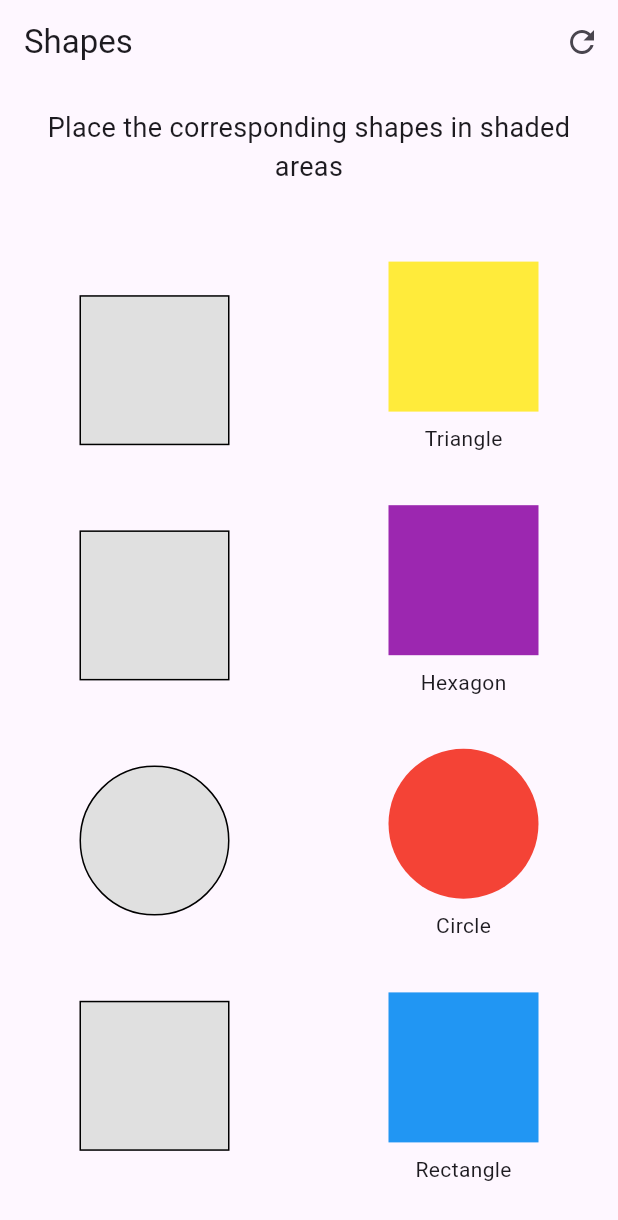
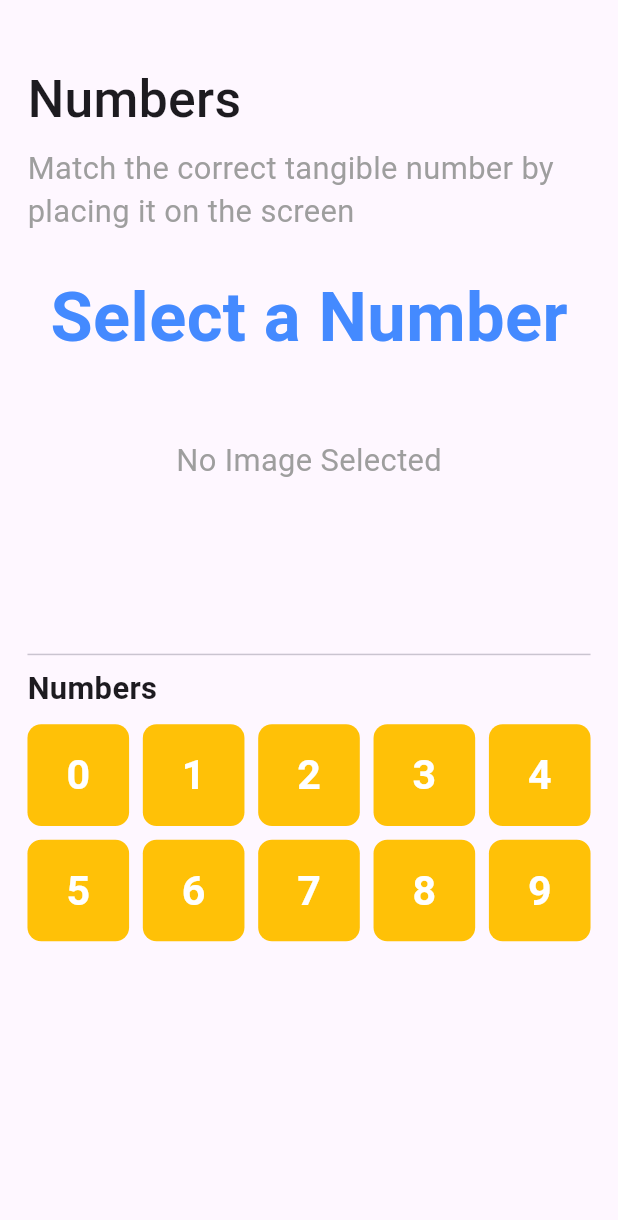
Before and after one commit to aniruddhaahale/StudybyBuddy, a Flutter app: the screen it shows after launch, on a phone screen of 412 x 824 dp. Shown: the top 1220 px of the screen. Run offline on Flutter 3.47's test engine with Material 3 defaults, Android fonts, the phone set to English and light mode, and no system bars; our stand-ins replace flutter_screenutil.

Commit message:
Number Game Added

```diff
--- /dev/null
+++ b/lib/Number.dart
@@ -0,0 +1,164 @@
+import 'package:flutter/material.dart';
+import 'package:flutter_screenutil/flutter_screenutil.dart';
+
+class NumberGame extends StatefulWidget {
+  const NumberGame({super.key});
+
+  @override
+  State<NumberGame> createState() => _NumberGameState();
+}
+
+class _NumberGameState extends State<NumberGame> {
+  String selectedNumber = "";
+  final List<String> numbers = ["0", "1", "2", "3", "4", "5", "6", "7", "8", "9"]; // Numbers list
+
+  @override
+  Widget build(BuildContext context) {
+    return ScreenUtilInit(
+      designSize: const Size(360, 690), // Base design dimensions
+      minTextAdapt: true,
+      splitScreenMode: true,
+      builder: (context, child) {
+        return MaterialApp(
+          home: Scaffold(
+            body: Padding(
+              padding: EdgeInsets.all(16.w), // Responsive padding
+              child: Column(
+                crossAxisAlignment: CrossAxisAlignment.start,
+                children: [
+                  SizedBox(height: 20.h),
+                  Text(
+                    'Numbers',
+                    style: TextStyle(fontSize: 30.sp, fontWeight: FontWeight.w500),
+                  ),
+                  SizedBox(height: 5.h),
+                  Text(
+                    "Match the correct tangible number by placing it on the screen",
+                    style: TextStyle(fontSize: 18.sp, color: Colors.grey),
+                  ),
+                  SizedBox(height: 20.h),
+                  Center(
+                    child: Column(
+                      children: [
+                        // Display the selected number
+                        Text(
+                          selectedNumber.isNotEmpty
+                              ? "($selectedNumber = ${numberToWord(selectedNumber)})"
+                              : "Select a Number",
+                          style: TextStyle(
+                            fontSize: 40.sp,
+                            color: Colors.blueAccent,
+                            fontWeight: FontWeight.bold,
+                          ),
+                        ),
+                        SizedBox(height: 40.h),
+                        // Display the image for the selected number
+                        selectedNumber.isNotEmpty
+                            ? Image.asset(
+                          'assets/images/Numbers/$selectedNumber.png',
+                          height: 200.h,
+                          width: 250.w,
+                        )
+                            : Text(
+                          "No Image Selected",
+                          style: TextStyle(fontSize: 18.sp, color: Colors.grey),
+                        ),
+                      ],
+                    ),
+                  ),
+                  SizedBox(height: 90.h),
+                  Divider(),
+                  Text(
+                    "Numbers",
+                    style: TextStyle(fontSize: 18.sp, fontWeight: FontWeight.bold),
+                  ),
+                  SizedBox(height: 8.h),
+                  // Numbers grid
+                  Expanded(
+                    child: GridView.builder(
+                      gridDelegate: SliverGridDelegateWithFixedCrossAxisCount(
+                        crossAxisCount: 5,
+                        mainAxisSpacing: 8.w,
+                        crossAxisSpacing: 8.w,
+                      ),
+                      itemCount: numbers.length,
+                      itemBuilder: (context, index) {
+                        final number = numbers[index];
+                        return GestureDetector(
+                          onTap: () {
+                            setState(() {
+                              selectedNumber = number;
+                            });
+                          },
+                          child: buildNumberWidget(number),
+                        );
+                      },
+                    ),
+                  ),
+                ],
+              ),
+            ),
+          ),
+        );
+      },
+    );
+  }
+
+  // Converts a number to its word equivalent
+  String numberToWord(String number) {
+    switch (number) {
+      case "0":
+        return "Zero";
+      case "1":
+        return "One";
+      case "2":
+        return "Two";
+      case "3":
+        return "Three";
+      case "4":
+        return "Four";
+      case "5":
+        return "Five";
+      case "6":
+        return "Six";
+      case "7":
+        return "Seven";
+      case "8":
+        return "Eight";
+      case "9":
+        return "Nine";
+      default:
+        return "";
+    }
+  }
+
+  // Builds the widget for a number
+  Widget buildNumberWidget(String number, {bool isFeedback = false}) {
+    return Container(
+      alignment: Alignment.center,
+      height: isFeedback ? 80.h : 60.h, // Responsive height
+      width: isFeedback ? 80.w : 60.w, // Responsive width
+      decoration: BoxDecoration(
+        color: Colors.amber,
+        borderRadius: BorderRadius.circular(8.r), // Responsive border radius
+        boxShadow: isFeedback
+            ? [
+          BoxShadow(
+            color: Colors.black26,
+            offset: Offset(4.w, 4.h), // Responsive shadow offset
+            blurRadius: 8.r, // Responsive blur radius
+          ),
+        ]
+            : [],
+      ),
+      child: Text(
+        number,
+        style: TextStyle(
+          fontSize: 24.sp, // Responsive font size
+          fontWeight: FontWeight.bold,
+          color: Colors.white,
+        ),
+      ),
+    );
+  }
+}
--- a/lib/main.dart
+++ b/lib/main.dart
@@ -1,4 +1,5 @@
 import 'package:flutter/material.dart';
+import 'package:studybybuddy/Number.dart';
 import 'package:studybybuddy/ShapeGame.dart';
 import 'package:studybybuddy/onBoarding.dart';
 
@@ -18,7 +19,7 @@ class MyApp extends StatelessWidget {
         colorScheme: ColorScheme.fromSeed(seedColor: Colors.deepPurple),
         useMaterial3: true,
       ),
-      home: ShapeGame(),
+      home: NumberGame(),
     );
   }
 }
```
Also changed, not shown: pubspec.yaml (+11 -1 lines).
